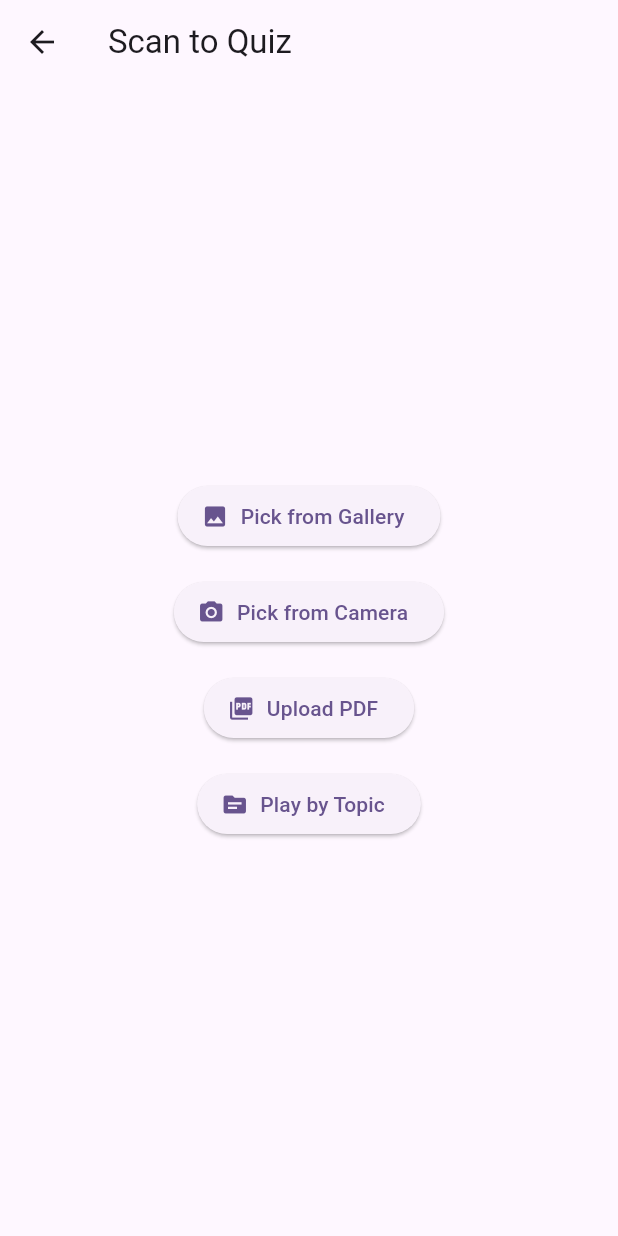
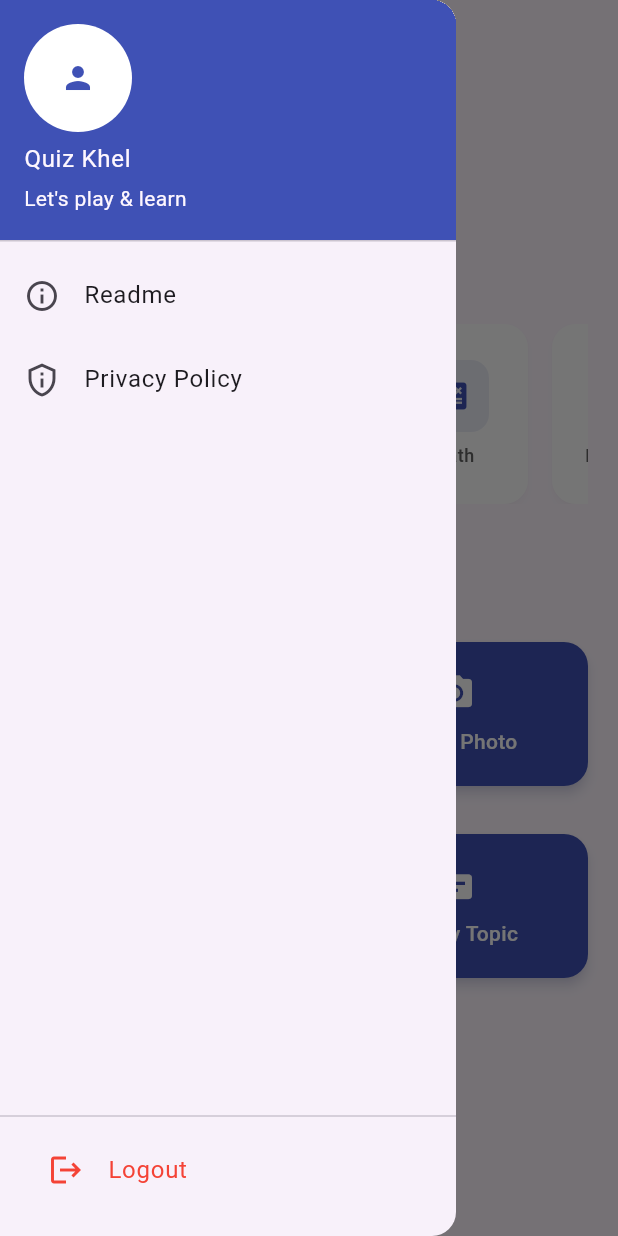
Before and after one commit to Jhapratik56/test, a Flutter app: the HomePage screen opened directly, with the side drawer open (before the commit the screen has no drawer), on a phone screen of 412 x 824 dp. Run offline on Flutter 3.47's test engine with Material 3 defaults, Android fonts, the light colour scheme and no system bars; our stand-ins replace cloud_firestore, file_picker, firebase_auth, firebase_core, get, image_picker; missing offline and left inert: google_ml_kit, syncfusion_flutter_pdf; accounts and stored records are empty.

Commit message:
added home page ui, and fixed other errors

```diff
--- a/lib/pages/home/home_page.dart
+++ b/lib/pages/home/home_page.dart
@@ -1,16 +1,18 @@
 import 'dart:io';
 
 import 'package:flutter/material.dart';
+import 'package:firebase_auth/firebase_auth.dart';
+import 'package:cloud_firestore/cloud_firestore.dart';
 import 'package:quiz_khel/QuizParser.dart';
+import 'package:quiz_khel/models/question.dart';
 import 'package:quiz_khel/imagepickerservice.dart';
-import 'package:quiz_khel/models/question.dart';
-import 'package:quiz_khel/pages/quiz/quiz_screen.dart';
-import 'package:quiz_khel/playbytopicscreen.dart';
-import 'package:quiz_khel/services/a4fservice.dart';
 import 'package:quiz_khel/textrecognitionservice.dart';
 import 'package:quiz_khel/pdf_text_extractor.dart';
 import 'package:quiz_khel/pdf_picker_service.dart';
-// import 'package:quiz_khel/team_code_screen.dart'; // Create this screen separately
+import 'package:quiz_khel/services/a4fservice.dart';
+import 'package:quiz_khel/pages/quiz/quiz_screen.dart';
+import 'package:quiz_khel/playbytopicscreen.dart';
+import 'package:quiz_khel/widgets/drawer.dart';
 
 class HomePage extends StatefulWidget {
   const HomePage({super.key});
@@ -24,9 +26,27 @@ class _HomePageState extends State<HomePage> {
   final ImagePickerService _imagePicker = ImagePickerService();
   final TextRecognitionService _textRecognizer = TextRecognitionService();
 
-  String extractedText = '';
+  String username = "User";
+  bool loading = false;
   List<Question> questions = [];
-  bool loading = false;
+
+  @override
+  void initState() {
+    super.initState();
+    _loadUsername();
+  }
+
+  Future<void> _loadUsername() async {
+    final user = FirebaseAuth.instance.currentUser;
+    if (user != null) {
+      final doc = await FirebaseFirestore.instance.collection('users').doc(user.uid).get();
+      if (doc.exists && doc.data()!.containsKey('username')) {
+        setState(() {
+          username = doc['username'];
+        });
+      }
+    }
+  }
 
   Future<void> _processImage(bool fromCamera) async {
     final image = fromCamera
@@ -38,16 +58,14 @@ class _HomePageState extends State<HomePage> {
     setState(() => loading = true);
 
     try {
-      extractedText = await _textRecognizer.recognizeTextFromImage(image);
+      final extractedText = await _textRecognizer.recognizeTextFromImage(image);
       final rawMCQs = await _a4fService.generateMCQs(extractedText);
       questions = QuizParser.parseMCQs(rawMCQs);
 
       if (questions.isNotEmpty) {
         Navigator.push(
           context,
-          MaterialPageRoute(
-            builder: (context) => QuizScreen(questions: questions),
-          ),
+          MaterialPageRoute(builder: (_) => QuizScreen(questions: questions)),
         );
       } else {
         _showSnackBar("No valid questions generated.");
@@ -79,9 +97,7 @@ class _HomePageState extends State<HomePage> {
       if (questions.isNotEmpty) {
         Navigator.push(
           context,
-          MaterialPageRoute(
-            builder: (context) => QuizScreen(questions: questions),
-          ),
+          MaterialPageRoute(builder: (_) => QuizScreen(questions: questions)),
         );
       } else {
         _showSnackBar("No MCQs generated from this PDF.");
@@ -94,70 +110,193 @@ class _HomePageState extends State<HomePage> {
   }
 
   void _showSnackBar(String message) {
-    ScaffoldMessenger.of(
-      context,
-    ).showSnackBar(SnackBar(content: Text(message)));
+    ScaffoldMessenger.of(context).showSnackBar(SnackBar(content: Text(message)));
   }
 
   @override
   Widget build(BuildContext context) {
     return Scaffold(
-      appBar: AppBar(title: const Text("Scan to Quiz")),
-      body: Center(
-        child: loading
-            ? const CircularProgressIndicator()
-            : SingleChildScrollView(
+      appBar: AppBar(
+        title: const Text("Quiz Khel"),
+      ),
+      drawer: const AppDrawer(),
+      body: loading
+          ? const Center(child: CircularProgressIndicator())
+          : SafeArea(
+              child: SingleChildScrollView(
                 padding: const EdgeInsets.all(20),
                 child: Column(
-                  mainAxisAlignment: MainAxisAlignment.center,
+                  crossAxisAlignment: CrossAxisAlignment.start,
                   children: [
-                    ElevatedButton.icon(
-                      onPressed: () => _processImage(false),
-                      icon: const Icon(Icons.image),
-                      label: const Text("Pick from Gallery"),
+                    const SizedBox(height: 20),
+                    Text(
+                      'Hello, $username',
+                      style: Theme.of(context).textTheme.headlineMedium?.copyWith(
+                            fontWeight: FontWeight.w600,
+                            color: Colors.grey[800],
+                          ),
+                    ),
+                    const SizedBox(height: 40),
+
+                    Text(
+                      'Quiz by Category',
+                      style: Theme.of(context).textTheme.titleLarge?.copyWith(
+                            fontWeight: FontWeight.w600,
+                            color: Colors.grey[800],
+                          ),
                     ),
                     const SizedBox(height: 16),
-                    ElevatedButton.icon(
-                      onPressed: () => _processImage(true),
-                      icon: const Icon(Icons.camera_alt),
-                      label: const Text("Pick from Camera"),
+                    SizedBox(
+                      height: 120,
+                      child: ListView(
+                        scrollDirection: Axis.horizontal,
+                        children: [
+                          _buildCategoryCard('Science', Icons.science),
+                          _buildCategoryCard('History', Icons.history_edu),
+                          _buildCategoryCard('Math', Icons.calculate),
+                          _buildCategoryCard('Literature', Icons.menu_book),
+                        ],
+                      ),
+                    ),
+                    const SizedBox(height: 40),
+
+                    Text(
+                      'Scan Image for Quiz',
+                      style: Theme.of(context).textTheme.titleLarge?.copyWith(
+                            fontWeight: FontWeight.w600,
+                            color: Colors.grey[800],
+                          ),
                     ),
                     const SizedBox(height: 16),
-                    ElevatedButton.icon(
-                      onPressed: _processPDF,
-                      icon: const Icon(Icons.picture_as_pdf),
-                      label: const Text("Upload PDF"),
+
+                    Row(
+                      children: [
+                        Expanded(
+                          child: _buildUploadButton(
+                            'Pick from Gallery',
+                            Icons.photo_library,
+                            () => _processImage(false),
+                          ),
+                        ),
+                        const SizedBox(width: 16),
+                        Expanded(
+                          child: _buildUploadButton(
+                            'Take a Photo',
+                            Icons.camera_alt,
+                            () => _processImage(true),
+                          ),
+                        ),
+                      ],
                     ),
                     const SizedBox(height: 16),
-                    ElevatedButton.icon(
-                      onPressed: () {
+
+                    Row(
+                      children: [
+                        Expanded(
+                          child: _buildUploadButton(
+                            'Upload PDF',
+                            Icons.picture_as_pdf,
+                            _processPDF,
+                          ),
+                        ),
+                        const SizedBox(width: 16),
+                        Expanded(
+                          child: _buildUploadButton(
+                            'Play by Topic',
+                            Icons.topic,
+                            () {
                               Navigator.push(
                                 context,
                                 MaterialPageRoute(
-                            builder: (context) => const PlayByTopicScreen(),
+                                  builder: (_) => const PlayByTopicScreen(),
                                 ),
                               );
                             },
-                      icon: const Icon(Icons.topic),
-                      label: const Text("Play by Topic"),
                           ),
-                    //const SizedBox(height: 16),
-                    /* ElevatedButton.icon(
-                      onPressed: () {
-                        Navigator.push(
-                          context,
-                          MaterialPageRoute(
-                            builder: (context) => const TeamCodeScreen(), // You must create this screen
                         ),
-                        );
-                      },
-                      icon: const Icon(Icons.group),
-                      label: const Text("Join with Team Code"),
-                    // ),*/
+                      ],
+                    ),
                   ],
                 ),
               ),
             ),
     );
   }
+
+  Widget _buildCategoryCard(String title, IconData icon) {
+    return Container(
+      width: 100,
+      margin: const EdgeInsets.only(right: 16),
+      child: Material(
+        color: Colors.white,
+        borderRadius: BorderRadius.circular(16),
+        elevation: 2,
+        shadowColor: Colors.black.withOpacity(0.1),
+        child: InkWell(
+          borderRadius: BorderRadius.circular(16),
+          onTap: () {
+            _showSnackBar("Coming soon: $title quiz!");
+          },
+          child: Padding(
+            padding: const EdgeInsets.all(16),
+            child: Column(
+              mainAxisAlignment: MainAxisAlignment.center,
+              children: [
+                Container(
+                  padding: const EdgeInsets.all(12),
+                  decoration: BoxDecoration(
+                    color: Colors.indigo.withOpacity(0.1),
+                    borderRadius: BorderRadius.circular(12),
+                  ),
+                  child: Icon(icon, color: Colors.indigo, size: 24),
+                ),
+                const SizedBox(height: 8),
+                Text(
+                  title,
+                  style: Theme.of(context).textTheme.bodySmall?.copyWith(
+                        fontWeight: FontWeight.w500,
+                        color: Colors.grey[700],
+                      ),
+                  textAlign: TextAlign.center,
+                ),
+              ],
+            ),
+          ),
+        ),
+      ),
+    );
   }
+
+  Widget _buildUploadButton(String title, IconData icon, VoidCallback onTap) {
+    return Padding(
+      padding: const EdgeInsets.symmetric(vertical: 8),
+      child: Material(
+        color: Colors.indigo,
+        borderRadius: BorderRadius.circular(16),
+        elevation: 3,
+        shadowColor: Colors.indigo.withOpacity(0.3),
+        child: InkWell(
+          borderRadius: BorderRadius.circular(16),
+          onTap: onTap,
+          child: Container(
+            padding: const EdgeInsets.symmetric(vertical: 20, horizontal: 16),
+            child: Column(
+              children: [
+                Icon(icon, color: Colors.white, size: 28),
+                const SizedBox(height: 8),
+                Text(
+                  title,
+                  style: Theme.of(context).textTheme.bodyMedium?.copyWith(
+                        color: Colors.white,
+                        fontWeight: FontWeight.w500,
+                      ),
+                  textAlign: TextAlign.center,
+                ),
+              ],
+            ),
+          ),
+        ),
+      ),
+    );
+  }
+}
--- a/lib/services/a4fservice.dart
+++ b/lib/services/a4fservice.dart
@@ -2,8 +2,8 @@ import 'dart:convert';
 import 'package:http/http.dart' as http;
 
 class A4FService {
-  final String _apiKey = 'ddc-a4f-baa45fbc18684a0f80773cd0d2c39459';
-  final String _apiUrl = 'https://api.a4f.co/v1/chat/completions';
+  final String _apiKey = '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';
+  final String _apiUrl = 'https://openrouter.ai/api/v1/chat/completions';
 
   Future<String> generateMCQs(String input, {bool isTopicOnly = false}) async {
     final promptText = isTopicOnly
@@ -19,7 +19,7 @@ class A4FService {
         'Authorization': 'Bearer $_apiKey',
       },
       body: jsonEncode({
-        "model": "provider-2/gpt-3.5-turbo",
+        "model": "openai/gpt-4.1-mini",
         "messages": [
           {
             "role": "system",
--- /dev/null
+++ b/lib/widgets/drawer.dart
@@ -0,0 +1,94 @@
+import 'package:flutter/material.dart';
+import 'package:firebase_auth/firebase_auth.dart';
+import 'package:quiz_khel/pages/auth/login_page.dart';
+
+class AppDrawer extends StatelessWidget {
+  const AppDrawer({super.key});
+
+  void _logout(BuildContext context) async {
+    await FirebaseAuth.instance.signOut();
+    if (context.mounted) {
+      Navigator.pushAndRemoveUntil(
+        context,
+        MaterialPageRoute(builder: (_) => const LoginPage()),
+        (route) => false,
+      );
+    }
+  }
+
+  @override
+  Widget build(BuildContext context) {
+    return Drawer(
+      child: Column(
+        children: [
+          const UserAccountsDrawerHeader(
+            accountName: Text("Quiz Khel"),
+            accountEmail: Text("Let's play & learn"),
+            currentAccountPicture: CircleAvatar(
+              backgroundColor: Colors.white,
+              child: Icon(Icons.person, color: Colors.indigo),
+            ),
+            decoration: BoxDecoration(color: Colors.indigo),
+          ),
+          ListTile(
+            leading: const Icon(Icons.info_outline),
+            title: const Text("Readme"),
+            onTap: () {
+              // Navigate to Readme page or show dialog
+              Navigator.pop(context);
+              showDialog(
+                context: context,
+                builder: (_) => AlertDialog(
+                  title: const Text("Readme"),
+                  content: const Text("This is a quiz app powered by AI."),
+                  actions: [
+                    TextButton(
+                      onPressed: () => Navigator.pop(context),
+                      child: const Text("Close"),
+                    ),
+                  ],
+                ),
+              );
+            },
+          ),
+          ListTile(
+            leading: const Icon(Icons.privacy_tip_outlined),
+            title: const Text("Privacy Policy"),
+            onTap: () {
+              // Navigate to Privacy page or show dialog
+              Navigator.pop(context);
+              showDialog(
+                context: context,
+                builder: (_) => AlertDialog(
+                  title: const Text("Privacy Policy"),
+                  content: const Text(
+                      "We respect your privacy. No personal data is shared."),
+                  actions: [
+                    TextButton(
+                      onPressed: () => Navigator.pop(context),
+                      child: const Text("Close"),
+                    ),
+                  ],
+                ),
+              );
+            },
+          ),
+          const Spacer(),
+          const Divider(),
+          Padding(
+            padding: const EdgeInsets.symmetric(horizontal: 16.0),
+            child: ListTile(
+              leading: const Icon(Icons.logout, color: Colors.red),
+              title: const Text(
+                "Logout",
+                style: TextStyle(color: Colors.red),
+              ),
+              onTap: () => _logout(context),
+            ),
+          ),
+          const SizedBox(height: 16),
+        ],
+      ),
+    );
+  }
+}
```
Also changed, not shown: lib/controllers/quiz_controllers.dart (+43 -20 lines), lib/pages/quiz/option.dart (+18 -2 lines), lib/pages/quiz/progress_bar.dart (+3 -4 lines), lib/services/auth_services.dart (+16 -2 lines). Lines whose indentation alone changed are shown as unchanged.
